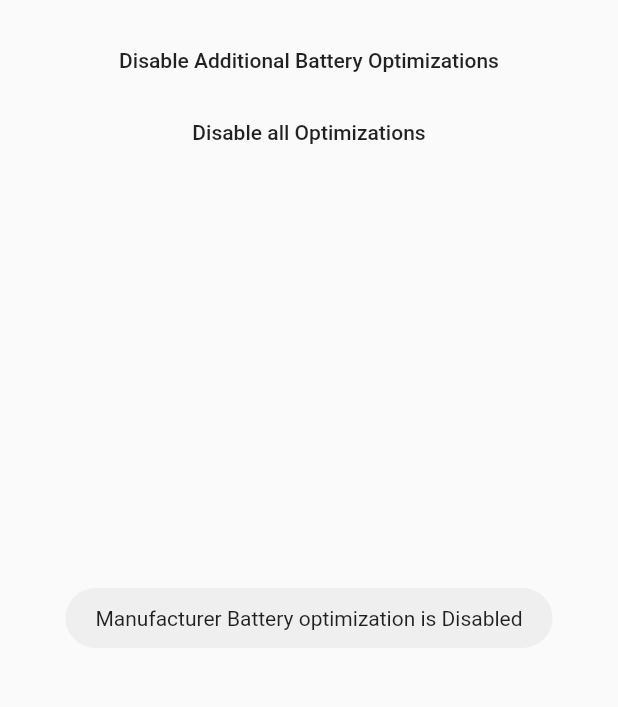
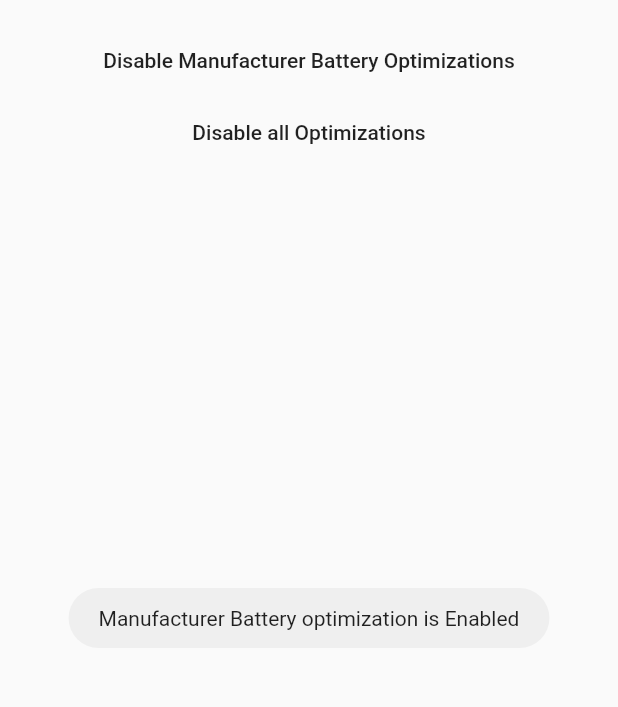
Before and after one commit to pvsvamsi/Disable-Battery-Optimizations, a Flutter app: the screen it shows after launch, after a tap on "Is Manufacturer Battery optimization dis", on a phone screen of 412 x 824 dp, the part 492-1199 px from its top. Run offline on Flutter 3.47's test engine with Material 2 defaults, Android fonts, the phone set to English and light mode, and no system bars; our stand-ins replace fluttertoast.

Commit message:
Updated the example

```diff
--- a/example/lib/main.dart
+++ b/example/lib/main.dart
@@ -36,13 +36,13 @@ class _MyAppState extends State<MyApp> {
                   child: Text("Is Battery optimization disabled"),
                   onPressed: () async {
                     bool isBatteryOptimizationDisabled = await DisableBatteryOptimization.isBatteryOptimizationDisabled;
-                    Fluttertoast.showToast(msg: "Battery optimization is ${isBatteryOptimizationDisabled ? "Enabled" : "Disabled"}");
+                    Fluttertoast.showToast(msg: "Battery optimization is ${!isBatteryOptimizationDisabled ? "Enabled" : "Disabled"}");
                   }),
               MaterialButton(
                   child: Text("Is Manufacturer Battery optimization disabled"),
                   onPressed: () async {
                     bool isManBatteryOptimizationDisabled = await DisableBatteryOptimization.isManufacturerBatteryOptimizationDisabled;
-                    Fluttertoast.showToast(msg: "Manufacturer Battery optimization is ${isManBatteryOptimizationDisabled ? "Enabled" : "Disabled"}");
+                    Fluttertoast.showToast(msg: "Manufacturer Battery optimization is ${!isManBatteryOptimizationDisabled ? "Enabled" : "Disabled"}");
                   }),
               MaterialButton(
                   child: Text("Are All Battery optimizations disabled"),
@@ -58,11 +58,10 @@ class _MyAppState extends State<MyApp> {
               MaterialButton(
                   child: Text("Disable Battery Optimizations"),
                   onPressed: () {
-                    DisableBatteryOptimization.showDisableBatteryOptimizationSettings(
-                        "Run in Background", "To be able to perform operations in the background, this app must have permission to run in background.");
+                    DisableBatteryOptimization.showDisableBatteryOptimizationSettings();
                   }),
               MaterialButton(
-                  child: Text("Disable Additional Battery Optimizations"),
+                  child: Text("Disable Manufacturer Battery Optimizations"),
                   onPressed: () {
                     DisableBatteryOptimization.showDisableManufacturerBatteryOptimizationSettings("Your device has additional battery optimization",
                         "Follow the steps and disable the optimizations to allow smooth functioning of this app");
@@ -73,8 +72,6 @@ class _MyAppState extends State<MyApp> {
                     DisableBatteryOptimization.showDisableAllOptimizationsSettings(
                         "Enable Auto Start",
                         "Follow the steps and enable the auto start of this app",
-                        "Run in Background",
-                        "To be able to perform operations in the background, this app must have permission to run in background.",
                         "Your device has additional battery optimization",
                         "Follow the steps and disable the optimizations to allow smooth functioning of this app");
                   })
```
